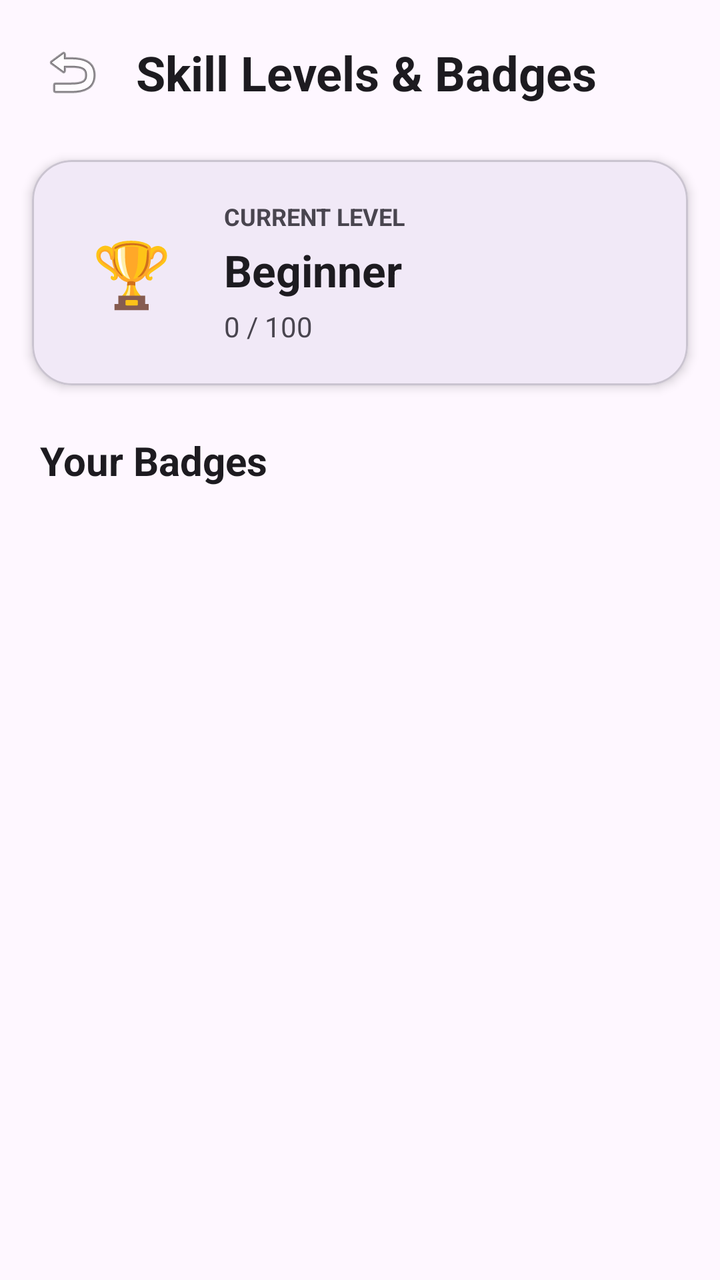
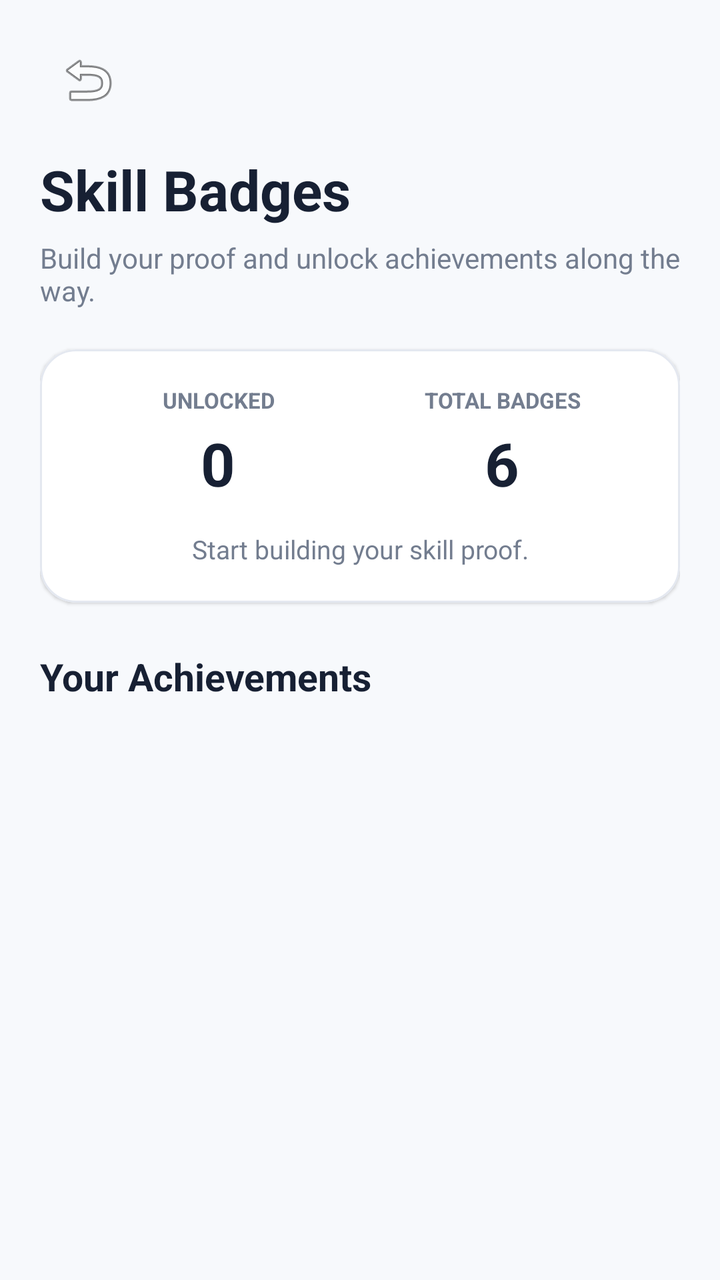

Screens rendered from an Android XML layout before and after an edit, with the pre-edit source and the edit as a unified diff.
<!-- AndroidManifest.xml: application theme Theme.Skill_Proof_MAD_ASSIGNMENT_1 -->
<!-- res/layout/activity_badges.xml -->
<?xml version="1.0" encoding="utf-8"?>
<androidx.core.widget.NestedScrollView
    xmlns:android="http://schemas.android.com/apk/res/android"
    xmlns:app="http://schemas.android.com/apk/res-auto"
    android:layout_width="match_parent"
    android:layout_height="match_parent"
    android:fillViewport="true">

    <androidx.constraintlayout.widget.ConstraintLayout
        android:layout_width="match_parent"
        android:layout_height="wrap_content"
        android:paddingBottom="24dp">

        
        <ImageButton
            android:id="@+id/btnBack"
            android:layout_width="48dp"
            android:layout_height="48dp"
            android:layout_marginStart="12dp"
            android:layout_marginTop="12dp"
            android:background="?attr/selectableItemBackgroundBorderless"
            android:contentDescription="Back"
            android:src="@android:drawable/ic_menu_revert"
            app:layout_constraintStart_toStartOf="parent"
            app:layout_constraintTop_toTopOf="parent" />

        
        <TextView
            android:id="@+id/tvPageTitle"
            android:layout_width="0dp"
            android:layout_height="wrap_content"
            android:layout_marginStart="8dp"
            android:layout_marginEnd="16dp"
            android:text="Skill Levels &amp; Badges"
            android:textSize="24sp"
            android:textStyle="bold"
            android:textColor="?android:attr/textColorPrimary"
            app:layout_constraintStart_toEndOf="@id/btnBack"
            app:layout_constraintEnd_toEndOf="parent"
            app:layout_constraintTop_toTopOf="@id/btnBack"
            app:layout_constraintBottom_toBottomOf="@id/btnBack" />

        
        <com.google.android.material.card.MaterialCardView
            android:id="@+id/levelCard"
            android:layout_width="0dp"
            android:layout_height="wrap_content"
            android:layout_marginStart="16dp"
            android:layout_marginTop="20dp"
            android:layout_marginEnd="16dp"
            app:cardCornerRadius="20dp"
            app:cardElevation="3dp"
            app:layout_constraintStart_toStartOf="parent"
            app:layout_constraintEnd_toEndOf="parent"
            app:layout_constraintTop_toBottomOf="@id/btnBack">

            <androidx.constraintlayout.widget.ConstraintLayout
                android:layout_width="match_parent"
                android:layout_height="wrap_content"
                android:padding="20dp">

                
                <TextView
                    android:id="@+id/tvLevelIcon"
                    android:layout_width="60dp"
                    android:layout_height="60dp"
                    android:gravity="center"
                    android:text="🏆"
                    android:textSize="32sp"
                    app:layout_constraintStart_toStartOf="parent"
                    app:layout_constraintTop_toTopOf="parent"
                    app:layout_constraintBottom_toBottomOf="parent" />

                
                <TextView
                    android:id="@+id/tvLevelLabel"
                    android:layout_width="0dp"
                    android:layout_height="wrap_content"
                    android:layout_marginStart="16dp"
                    android:text="CURRENT LEVEL"
                    android:textSize="12sp"
                    android:textStyle="bold"
                    android:textColor="?android:attr/textColorSecondary"
                    app:layout_constraintStart_toEndOf="@id/tvLevelIcon"
                    app:layout_constraintTop_toTopOf="parent"
                    app:layout_constraintEnd_toEndOf="parent" />

                
                <TextView
                    android:id="@+id/tvLevel"
                    android:layout_width="0dp"
                    android:layout_height="wrap_content"
                    android:layout_marginStart="16dp"
                    android:layout_marginTop="4dp"
                    android:text="Beginner"
                    android:textSize="22sp"
                    android:textStyle="bold"
                    android:textColor="?android:attr/textColorPrimary"
                    app:layout_constraintStart_toEndOf="@id/tvLevelIcon"
                    app:layout_constraintTop_toBottomOf="@id/tvLevelLabel"
                    app:layout_constraintEnd_toEndOf="parent" />

                
                <TextView
                    android:id="@+id/tvProofScore"
                    android:layout_width="0dp"
                    android:layout_height="wrap_content"
                    android:layout_marginStart="16dp"
                    android:layout_marginTop="4dp"
                    android:text="0 / 100"
                    android:textSize="14sp"
                    android:textColor="?android:attr/textColorSecondary"
                    app:layout_constraintStart_toEndOf="@id/tvLevelIcon"
                    app:layout_constraintTop_toBottomOf="@id/tvLevel"
                    app:layout_constraintEnd_toEndOf="parent"
                    app:layout_constraintBottom_toBottomOf="parent" />

            </androidx.constraintlayout.widget.ConstraintLayout>

        </com.google.android.material.card.MaterialCardView>

        
        <TextView
            android:id="@+id/tvBadgesTitle"
            android:layout_width="0dp"
            android:layout_height="wrap_content"
            android:layout_marginStart="20dp"
            android:layout_marginTop="24dp"
            android:layout_marginEnd="20dp"
            android:text="Your Badges"
            android:textSize="20sp"
            android:textStyle="bold"
            android:textColor="?android:attr/textColorPrimary"
            app:layout_constraintStart_toStartOf="parent"
            app:layout_constraintEnd_toEndOf="parent"
            app:layout_constraintTop_toBottomOf="@id/levelCard" />

        
        <androidx.recyclerview.widget.RecyclerView
            android:id="@+id/recyclerBadges"
            android:layout_width="0dp"
            android:layout_height="wrap_content"
            android:layout_marginTop="12dp"
            android:nestedScrollingEnabled="false"
            app:layout_constraintStart_toStartOf="parent"
            app:layout_constraintEnd_toEndOf="parent"
            app:layout_constraintTop_toBottomOf="@id/tvBadgesTitle"
            app:layout_constraintBottom_toBottomOf="parent" />

    </androidx.constraintlayout.widget.ConstraintLayout>

</androidx.core.widget.NestedScrollView>
<!-- resources referenced by this layout -->
<resources>
  <style name="Theme.Skill_Proof_MAD_ASSIGNMENT_1" parent="Base.Theme.Skill_Proof_MAD_ASSIGNMENT_1" />
  <style name="Base.Theme.Skill_Proof_MAD_ASSIGNMENT_1" parent="Theme.Material3.DayNight.NoActionBar">
          
          
      </style>
</resources>

<!-- the commit's change to res/layout/activity_badges.xml (unified diff, before → after) -->
@@ -2,151 +2,279 @@
 <androidx.core.widget.NestedScrollView
     xmlns:android="http://schemas.android.com/apk/res/android"
     xmlns:app="http://schemas.android.com/apk/res-auto"
+    xmlns:tools="http://schemas.android.com/tools"
     android:layout_width="match_parent"
     android:layout_height="match_parent"
-    android:fillViewport="true">
+    android:background="#F7F9FC"
+    android:fillViewport="true"
+    tools:context=".BadgesActivity">
 
     <androidx.constraintlayout.widget.ConstraintLayout
         android:layout_width="match_parent"
         android:layout_height="wrap_content"
-        android:paddingBottom="24dp">
-
-        
+        android:paddingStart="20dp"
+        android:paddingTop="16dp"
+        android:paddingEnd="20dp"
+        android:paddingBottom="32dp">
+
+        
+        
+        
+
         <ImageButton
             android:id="@+id/btnBack"
             android:layout_width="48dp"
             android:layout_height="48dp"
-            android:layout_marginStart="12dp"
-            android:layout_marginTop="12dp"
             android:background="?attr/selectableItemBackgroundBorderless"
             android:contentDescription="Back"
+            android:padding="12dp"
             android:src="@android:drawable/ic_menu_revert"
             app:layout_constraintStart_toStartOf="parent"
             app:layout_constraintTop_toTopOf="parent" />
 
         
+        
+        
+
         <TextView
             android:id="@+id/tvPageTitle"
             android:layout_width="0dp"
             android:layout_height="wrap_content"
-            android:layout_marginStart="8dp"
-            android:layout_marginEnd="16dp"
-            android:text="Skill Levels &amp; Badges"
-            android:textSize="24sp"
-            android:textStyle="bold"
-            android:textColor="?android:attr/textColorPrimary"
-            app:layout_constraintStart_toEndOf="@id/btnBack"
-            app:layout_constraintEnd_toEndOf="parent"
-            app:layout_constraintTop_toTopOf="@id/btnBack"
-            app:layout_constraintBottom_toBottomOf="@id/btnBack" />
-
-        
+            android:layout_marginTop="12dp"
+            android:text="Skill Badges"
+            android:textColor="#172033"
+            android:textSize="28sp"
+            android:textStyle="bold"
+            app:layout_constraintEnd_toEndOf="parent"
+            app:layout_constraintStart_toStartOf="parent"
+            app:layout_constraintTop_toBottomOf="@id/btnBack" />
+
+        <TextView
+            android:id="@+id/tvDescription"
+            android:layout_width="0dp"
+            android:layout_height="wrap_content"
+            android:layout_marginTop="6dp"
+            android:text="Build your proof and unlock achievements along the way."
+            android:textColor="#737D8F"
+            android:textSize="14sp"
+            app:layout_constraintEnd_toEndOf="parent"
+            app:layout_constraintStart_toStartOf="parent"
+            app:layout_constraintTop_toBottomOf="@id/tvPageTitle" />
+
+        
+        
+        
+
         <com.google.android.material.card.MaterialCardView
-            android:id="@+id/levelCard"
-            android:layout_width="0dp"
-            android:layout_height="wrap_content"
-            android:layout_marginStart="16dp"
+            android:id="@+id/summaryCard"
+            android:layout_width="0dp"
+            android:layout_height="wrap_content"
             android:layout_marginTop="20dp"
-            android:layout_marginEnd="16dp"
-            app:cardCornerRadius="20dp"
-            app:cardElevation="3dp"
-            app:layout_constraintStart_toStartOf="parent"
-            app:layout_constraintEnd_toEndOf="parent"
-            app:layout_constraintTop_toBottomOf="@id/btnBack">
+            app:cardBackgroundColor="@android:color/white"
+            app:cardCornerRadius="18dp"
+            app:cardElevation="1dp"
+            app:layout_constraintEnd_toEndOf="parent"
+            app:layout_constraintStart_toStartOf="parent"
+            app:layout_constraintTop_toBottomOf="@id/tvDescription"
+            app:strokeColor="#E4E8F0"
+            app:strokeWidth="1dp">
 
             <androidx.constraintlayout.widget.ConstraintLayout
                 android:layout_width="match_parent"
                 android:layout_height="wrap_content"
-                android:padding="20dp">
+                android:padding="18dp">
 
                 
-                <TextView
-                    android:id="@+id/tvLevelIcon"
-                    android:layout_width="60dp"
-                    android:layout_height="60dp"
-                    android:gravity="center"
-                    android:text="🏆"
-                    android:textSize="32sp"
+
+                <TextView
+                    android:id="@+id/tvUnlockedLabel"
+                    android:layout_width="0dp"
+                    android:layout_height="wrap_content"
+                    android:gravity="center"
+                    android:text="UNLOCKED"
+                    android:textColor="#737D8F"
+                    android:textSize="11sp"
+                    android:textStyle="bold"
+                    app:layout_constraintEnd_toStartOf="@id/tvTotalLabel"
                     app:layout_constraintStart_toStartOf="parent"
-                    app:layout_constraintTop_toTopOf="parent"
-                    app:layout_constraintBottom_toBottomOf="parent" />
+                    app:layout_constraintTop_toTopOf="parent" />
+
+                <TextView
+                    android:id="@+id/tvUnlockedCount"
+                    android:layout_width="0dp"
+                    android:layout_height="wrap_content"
+                    android:layout_marginTop="4dp"
+                    android:gravity="center"
+                    android:text="0"
+                    android:textColor="#172033"
+                    android:textSize="30sp"
+                    android:textStyle="bold"
+                    app:layout_constraintEnd_toStartOf="@id/tvTotalCount"
+                    app:layout_constraintStart_toStartOf="parent"
+                    app:layout_constraintTop_toBottomOf="@id/tvUnlockedLabel" />
 
                 
-                <TextView
-                    android:id="@+id/tvLevelLabel"
-                    android:layout_width="0dp"
-                    android:layout_height="wrap_content"
-                    android:layout_marginStart="16dp"
-                    android:text="CURRENT LEVEL"
-                    android:textSize="12sp"
-                    android:textStyle="bold"
-                    android:textColor="?android:attr/textColorSecondary"
-                    app:layout_constraintStart_toEndOf="@id/tvLevelIcon"
-                    app:layout_constraintTop_toTopOf="parent"
-                    app:layout_constraintEnd_toEndOf="parent" />
-
-                
-                <TextView
-                    android:id="@+id/tvLevel"
-                    android:layout_width="0dp"
-                    android:layout_height="wrap_content"
-                    android:layout_marginStart="16dp"
+
+                <TextView
+                    android:id="@+id/tvTotalLabel"
+                    android:layout_width="0dp"
+                    android:layout_height="wrap_content"
+                    android:gravity="center"
+                    android:text="TOTAL BADGES"
+                    android:textColor="#737D8F"
+                    android:textSize="11sp"
+                    android:textStyle="bold"
+                    app:layout_constraintEnd_toEndOf="parent"
+                    app:layout_constraintStart_toEndOf="@id/tvUnlockedLabel"
+                    app:layout_constraintTop_toTopOf="parent" />
+
+                <TextView
+                    android:id="@+id/tvTotalCount"
+                    android:layout_width="0dp"
+                    android:layout_height="wrap_content"
                     android:layout_marginTop="4dp"
-                    android:text="Beginner"
-                    android:textSize="22sp"
-                    android:textStyle="bold"
-                    android:textColor="?android:attr/textColorPrimary"
-                    app:layout_constraintStart_toEndOf="@id/tvLevelIcon"
-                    app:layout_constraintTop_toBottomOf="@id/tvLevelLabel"
-                    app:layout_constraintEnd_toEndOf="parent" />
-
-                
-                <TextView
-                    android:id="@+id/tvProofScore"
-                    android:layout_width="0dp"
-                    android:layout_height="wrap_content"
-                    android:layout_marginStart="16dp"
-                    android:layout_marginTop="4dp"
-                    android:text="0 / 100"
-                    android:textSize="14sp"
-                    android:textColor="?android:attr/textColorSecondary"
-                    app:layout_constraintStart_toEndOf="@id/tvLevelIcon"
-                    app:layout_constraintTop_toBottomOf="@id/tvLevel"
+                    android:gravity="center"
+                    android:text="6"
+                    android:textColor="#172033"
+                    android:textSize="30sp"
+                    android:textStyle="bold"
                     app:layout_constraintEnd_toEndOf="parent"
-                    app:layout_constraintBottom_toBottomOf="parent" />
+                    app:layout_constraintStart_toEndOf="@id/tvUnlockedCount"
+                    app:layout_constraintTop_toBottomOf="@id/tvTotalLabel" />
+
+                <TextView
+                    android:id="@+id/tvBadgeMessage"
+                    android:layout_width="0dp"
+                    android:layout_height="wrap_content"
+                    android:layout_marginTop="14dp"
+                    android:gravity="center"
+                    android:text="Start building your skill proof."
+                    android:textColor="#737D8F"
+                    android:textSize="13sp"
+                    app:layout_constraintBottom_toBottomOf="parent"
+                    app:layout_constraintEnd_toEndOf="parent"
+                    app:layout_constraintStart_toStartOf="parent"
+                    app:layout_constraintTop_toBottomOf="@id/tvUnlockedCount" />
 
             </androidx.constraintlayout.widget.ConstraintLayout>
 
         </com.google.android.material.card.MaterialCardView>
 
         
+        
+        
+
         <TextView
             android:id="@+id/tvBadgesTitle"
             android:layout_width="0dp"
             android:layout_height="wrap_content"
-            android:layout_marginStart="20dp"
             android:layout_marginTop="24dp"
-            android:layout_marginEnd="20dp"
-            android:text="Your Badges"
-            android:textSize="20sp"
-            android:textStyle="bold"
-            android:textColor="?android:attr/textColorPrimary"
-            app:layout_constraintStart_toStartOf="parent"
-            app:layout_constraintEnd_toEndOf="parent"
-            app:layout_constraintTop_toBottomOf="@id/levelCard" />
-
-        
+            android:text="Your Achievements"
+            android:textColor="#172033"
+            android:textSize="19sp"
+            android:textStyle="bold"
+            app:layout_constraintEnd_toEndOf="parent"
+            app:layout_constraintStart_toStartOf="parent"
+            app:layout_constraintTop_toBottomOf="@id/summaryCard" />
+
+        
+        
+        
+
         <androidx.recyclerview.widget.RecyclerView
             android:id="@+id/recyclerBadges"
             android:layout_width="0dp"
             android:layout_height="wrap_content"
             android:layout_marginTop="12dp"
             android:nestedScrollingEnabled="false"
-            app:layout_constraintStart_toStartOf="parent"
-            app:layout_constraintEnd_toEndOf="parent"
+            android:overScrollMode="never"
+            app:layout_constraintEnd_toEndOf="parent"
+            app:layout_constraintStart_toStartOf="parent"
             app:layout_constraintTop_toBottomOf="@id/tvBadgesTitle"
-            app:layout_constraintBottom_toBottomOf="parent" />
+            tools:itemCount="6"
+            tools:listitem="@layout/item_badge" />
 
     </androidx.constraintlayout.widget.ConstraintLayout>
 
 </androidx.core.widget.NestedScrollView>
+<!-- res/layout/item_badge.xml (included above) -->
+<?xml version="1.0" encoding="utf-8"?>
+<com.google.android.material.card.MaterialCardView
+    xmlns:android="http://schemas.android.com/apk/res/android"
+    xmlns:app="http://schemas.android.com/apk/res-auto"
+    android:layout_width="match_parent"
+    android:layout_height="wrap_content"
+    android:layout_marginBottom="12dp"
+    app:cardBackgroundColor="@android:color/white"
+    app:cardCornerRadius="18dp"
+    app:cardElevation="1dp"
+    app:strokeColor="#E4E8F0"
+    app:strokeWidth="1dp">
+
+    <androidx.constraintlayout.widget.ConstraintLayout
+        android:layout_width="match_parent"
+        android:layout_height="wrap_content"
+        android:padding="16dp">
+
+        
+
+        <TextView
+            android:id="@+id/tvBadgeIcon"
+            android:layout_width="58dp"
+            android:layout_height="58dp"
+            android:background="@drawable/bg_circle"
+            android:gravity="center"
+            android:text="🏆"
+            android:textSize="28sp"
+            app:layout_constraintBottom_toBottomOf="parent"
+            app:layout_constraintStart_toStartOf="parent"
+            app:layout_constraintTop_toTopOf="parent" />
+
+        
+
+        <TextView
+            android:id="@+id/tvBadgeName"
+            android:layout_width="0dp"
+            android:layout_height="wrap_content"
+            android:layout_marginStart="14dp"
+            android:layout_marginEnd="8dp"
+            android:text="Proven Skill"
+            android:textColor="#172033"
+            android:textSize="16sp"
+            android:textStyle="bold"
+            app:layout_constraintEnd_toStartOf="@id/tvBadgeStatus"
+            app:layout_constraintStart_toEndOf="@id/tvBadgeIcon"
+            app:layout_constraintTop_toTopOf="@id/tvBadgeIcon" />
+
+        
+
+        <TextView
+            android:id="@+id/tvBadgeStatus"
+            android:layout_width="wrap_content"
+            android:layout_height="wrap_content"
+            android:text="UNLOCKED ✓"
+            android:textColor="#172033"
+            android:textSize="10sp"
+            android:textStyle="bold"
+            app:layout_constraintEnd_toEndOf="parent"
+            app:layout_constraintTop_toTopOf="@id/tvBadgeName" />
+
+        
+
+        <TextView
+            android:id="@+id/tvBadgeDescription"
+            android:layout_width="0dp"
+            android:layout_height="wrap_content"
+            android:layout_marginTop="6dp"
+            android:layout_marginEnd="8dp"
+            android:text="Reach a Proof Score of 75 or higher."
+            android:textColor="#737D8F"
+            android:textSize="13sp"
+            app:layout_constraintBottom_toBottomOf="@id/tvBadgeIcon"
+            app:layout_constraintEnd_toEndOf="@id/tvBadgeStatus"
+            app:layout_constraintStart_toStartOf="@id/tvBadgeName"
+            app:layout_constraintTop_toBottomOf="@id/tvBadgeName" />
+
+    </androidx.constraintlayout.widget.ConstraintLayout>
+
+</com.google.android.material.card.MaterialCardView>
<!-- resource entries referenced after the edit -->
@@ -1,5 +1,13 @@
 <!-- resources referenced by this layout -->
 <resources>
+  <!-- drawable bg_circle (drawable) -->
+  <?xml version="1.0" encoding="utf-8"?>
+  <shape xmlns:android="http://schemas.android.com/apk/res/android"
+      android:shape="oval">
+  
+      <solid android:color="#DDE7FF" />
+  
+  </shape>
   <style name="Theme.Skill_Proof_MAD_ASSIGNMENT_1" parent="Base.Theme.Skill_Proof_MAD_ASSIGNMENT_1" />
   <style name="Base.Theme.Skill_Proof_MAD_ASSIGNMENT_1" parent="Theme.Material3.DayNight.NoActionBar">
           
